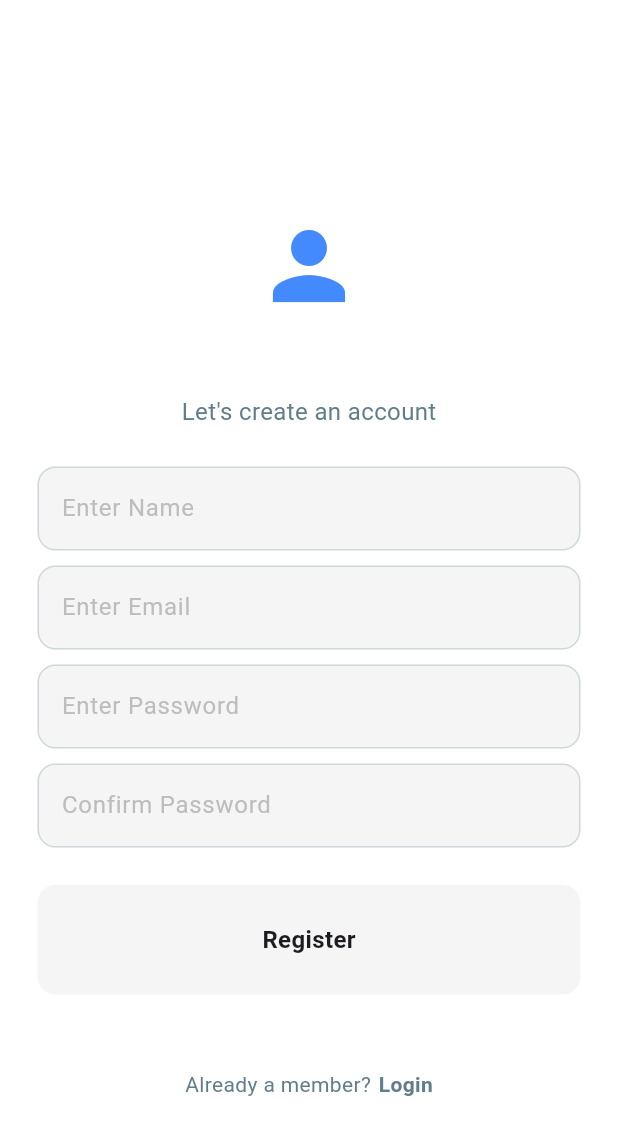
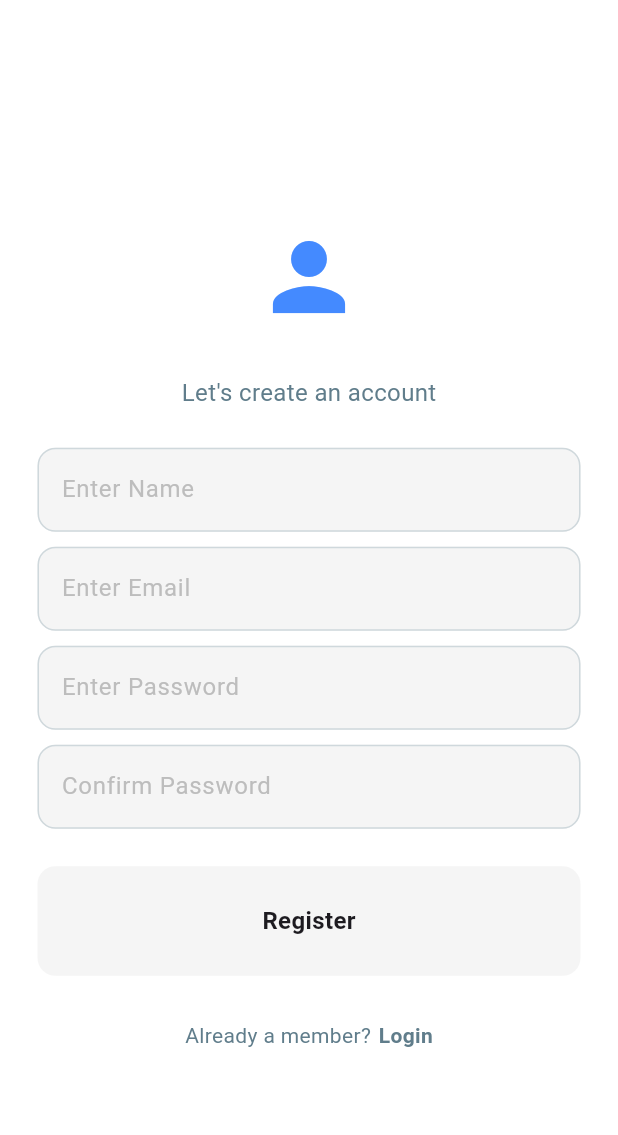
Before and after one commit to JustNap/Capstone_Kelompok4, a Flutter app: the screen it shows after launch, after a tap on "Register now", on a phone screen of 412 x 824 dp. Shown: the top 1135 px of the screen. Run offline on Flutter 3.47's test engine with Material 3 defaults, Android fonts, the phone set to English and light mode, and no system bars; our stand-ins replace cloud_firestore, firebase_auth, firebase_core; accounts and stored records are empty; network calls fail.

Commit message:
memperbaiki beberapa pada home, login dan register, menjalankan sistem forgot password pada login dan database

```diff
--- a/apk_pembukuan/lib/pages/login_page.dart
+++ b/apk_pembukuan/lib/pages/login_page.dart
@@ -3,6 +3,7 @@ import 'package:apk_pembukuan/components/my_loading_circle.dart';
 import 'package:apk_pembukuan/components/text_field.dart';
 import 'package:apk_pembukuan/pages/home_page.dart';
 import 'package:apk_pembukuan/services/auth/auth_service.dart';
+import 'package:apk_pembukuan/pages/reset_password_page.dart';
 import 'package:flutter/material.dart';
 
 class LoginPage extends StatefulWidget {
@@ -37,7 +38,7 @@ class _LoginPageState extends State<LoginPage> {
       if (mounted) {
         hideLoadingCircle(context);
         Navigator.pushReplacement(
-            context, MaterialPageRoute(builder: (context) => const Homepage()));
+            context, MaterialPageRoute(builder: (context) => Homepage()));
       }
       ;
     } catch (e) {
@@ -53,110 +54,88 @@ class _LoginPageState extends State<LoginPage> {
     }
   }
 
-  // Build UI
   @override
   Widget build(BuildContext context) {
-    // Scaffold
     return Scaffold(
       backgroundColor: Colors.white,
-
-      // Body
+      resizeToAvoidBottomInset:
+          true, // penting agar body menyesuaikan saat keyboard muncul
       body: SafeArea(
+        child: LayoutBuilder(
+          builder: (context, constraints) {
+            return SingleChildScrollView(
+              reverse: true,
+              child: ConstrainedBox(
+                constraints: BoxConstraints(minHeight: constraints.maxHeight),
+                child: IntrinsicHeight(
                   child: Padding(
-          padding: const EdgeInsets.symmetric(horizontal: 25.0),
-          child: Center(
+                    padding: EdgeInsets.fromLTRB(
+                      25,
+                      0,
+                      25,
+                      MediaQuery.of(context).viewInsets.bottom + 25,
+                    ),
                     child: Column(
                       mainAxisAlignment: MainAxisAlignment.center,
                       children: [
-                const SizedBox(
-                  height: 50,
-                ),
-
-                // Logo
-                Icon(
-                  Icons.lock_open_rounded,
-                  size: 72,
-                  color: Colors.blueAccent,
-                ),
-
-                const SizedBox(
-                  height: 50,
-                ),
-
-                // Welcome
+                        Icon(Icons.lock_open_rounded,
+                            size: 72, color: Colors.blueAccent),
+                        const SizedBox(height: 30),
                         Text(
                           "Welcome back Bos!",
-                  style: TextStyle(
-                    color: Colors.blueGrey,
-                    fontSize: 16,
+                          style:
+                              TextStyle(color: Colors.blueGrey, fontSize: 16),
                         ),
-                ),
-
-                const SizedBox(
-                  height: 25,
-                ),
-
-                // email textfield
+                        const SizedBox(height: 25),
                         MyTextField(
                           controller: emailController,
                           hintText: "Enter Email",
-                    obscureText: false),
-
-                const SizedBox(
-                  height: 10,
+                          obscureText: false,
                         ),
-
-                // password textfield
+                        const SizedBox(height: 10),
                         MyTextField(
                           controller: pwController,
                           hintText: "Enter Password",
-                    obscureText: true),
-
-                const SizedBox(
-                  height: 10,
+                          obscureText: true,
                         ),
-
-                // forgot password?
+                        const SizedBox(height: 10),
                         Align(
                           alignment: Alignment.centerRight,
-                  child: Text("Forgot password?",
+                          child: GestureDetector(
+                            onTap: () {
+                              Navigator.push(
+                                context,
+                                MaterialPageRoute(
+                                    builder: (context) =>
+                                        const ResetPasswordPage()),
+                              );
+                            },
+                            child: Text(
+                              "Forgot password?",
                               style: TextStyle(
                                 color: Colors.blueGrey.shade300,
-                          fontWeight: FontWeight.bold)),
+                                fontWeight: FontWeight.bold,
                               ),
-
-                const SizedBox(
-                  height: 25,
                             ),
-
-                // sign in button
-                MyButton(
-                  text: "Login",
-                  onTap: login,
                           ),
-
-                const SizedBox(
-                  height: 50,
                         ),
-
-                // register now
+                        const SizedBox(height: 25),
+                        MyButton(text: "Login", onTap: login),
+                        const SizedBox(height: 30),
                         Row(
                           mainAxisAlignment: MainAxisAlignment.center,
                           children: [
-                    Text(
-                      "Not a member?",
-                      style: TextStyle(color: Colors.blueGrey),
-                    ),
-                    const SizedBox(
-                      width: 5,
-                    ),
+                            Text("Not a member?",
+                                style: TextStyle(color: Colors.blueGrey)),
+                            const SizedBox(width: 5),
                             GestureDetector(
                               onTap: widget.onTap,
                               child: Text(
                                 "Register now",
                                 style: TextStyle(
                                   color: Colors.blueGrey,
-                            fontWeight: FontWeight.bold),
+                                  fontWeight: FontWeight.bold,
+                                ),
                               ),
                             ),
                           ],
@@ -167,5 +146,9 @@ class _LoginPageState extends State<LoginPage> {
                 ),
               ),
             );
+          },
+        ),
+      ),
+    );
   }
 }
--- a/apk_pembukuan/lib/pages/register_page.dart
+++ b/apk_pembukuan/lib/pages/register_page.dart
@@ -2,6 +2,7 @@ import 'package:apk_pembukuan/components/my_button.dart';
 import 'package:apk_pembukuan/components/my_loading_circle.dart';
 import 'package:apk_pembukuan/components/text_field.dart';
 import 'package:apk_pembukuan/services/auth/auth_service.dart';
+import 'package:apk_pembukuan/services/database/database_service.dart';
 import 'package:flutter/material.dart';
 
 /*
@@ -32,6 +33,7 @@ class RegisterPage extends StatefulWidget {
 class _RegisterPageState extends State<RegisterPage> {
   // access auth service
   final _auth = AuthService();
+  final _db = DatabaseService();
 
   // text controllers
   final TextEditingController nameController = TextEditingController();
@@ -53,6 +55,12 @@ class _RegisterPageState extends State<RegisterPage> {
 
         // finished loading
         if (mounted) hideLoadingCircle(context);
+
+        // once registered, create and save user profile in database
+        await _db.saveUserInfoInFirebase(
+          name: nameController.text,
+          email: emailController.text,
+        );
       }
 
       // catch any errors
@@ -92,28 +100,26 @@ class _RegisterPageState extends State<RegisterPage> {
 
       // Body
       body: SafeArea(
+        child: LayoutBuilder(
+          builder: (context, constraints) {
+            return SingleChildScrollView(
+              reverse: true,
+              child: ConstrainedBox(
+                constraints: BoxConstraints(minHeight: constraints.maxHeight),
+                child: IntrinsicHeight(
                   child: Padding(
-          padding: const EdgeInsets.symmetric(horizontal: 25.0),
-          child: Center(
+                    padding: EdgeInsets.fromLTRB(
+                      25,
+                      0,
+                      25,
+                      MediaQuery.of(context).viewInsets.bottom + 25,
+                    ),
                     child: Column(
                       mainAxisAlignment: MainAxisAlignment.center,
                       children: [
-                const SizedBox(
-                  height: 50,
-                ),
-
-                // Logo
-                Icon(
-                  Icons.person,
-                  size: 72,
-                  color: Colors.blueAccent,
-                ),
-
-                const SizedBox(
-                  height: 50,
-                ),
-
-                // pesan buat akun
+                        const SizedBox(height: 50),
+                        Icon(Icons.person, size: 72, color: Colors.blueAccent),
+                        const SizedBox(height: 30),
                         Text(
                           "Let's create an account",
                           style: TextStyle(
@@ -121,75 +127,47 @@ class _RegisterPageState extends State<RegisterPage> {
                             fontSize: 16,
                           ),
                         ),
-
-                const SizedBox(
-                  height: 25,
-                ),
-
-                // name textfield
+                        const SizedBox(height: 25),
                         MyTextField(
                           controller: nameController,
                           hintText: "Enter Name",
-                    obscureText: false),
-
-                const SizedBox(
-                  height: 10,
+                          obscureText: false,
                         ),
-                // email textfield
+                        const SizedBox(height: 10),
                         MyTextField(
                           controller: emailController,
                           hintText: "Enter Email",
-                    obscureText: false),
-
-                const SizedBox(
-                  height: 10,
+                          obscureText: false,
                         ),
-
-                // password textfield
+                        const SizedBox(height: 10),
                         MyTextField(
                           controller: pwController,
                           hintText: "Enter Password",
-                    obscureText: true),
-
-                const SizedBox(
-                  height: 10,
+                          obscureText: true,
                         ),
-
-                // confirm password textfield
+                        const SizedBox(height: 10),
                         MyTextField(
                           controller: confirmPwController,
                           hintText: "Confirm Password",
-                    obscureText: true),
-
-                const SizedBox(
-                  height: 25,
+                          obscureText: true,
                         ),
-
-                // Register button
+                        const SizedBox(height: 25),
                         MyButton(text: "Register", onTap: register),
-
-                const SizedBox(
-                  height: 50,
-                ),
-
-                // already a member? login
+                        const SizedBox(height: 30),
                         Row(
                           mainAxisAlignment: MainAxisAlignment.center,
                           children: [
-                    Text(
-                      "Already a member?",
-                      style: TextStyle(color: Colors.blueGrey),
-                    ),
-                    const SizedBox(
-                      width: 5,
-                    ),
+                            Text("Already a member?",
+                                style: TextStyle(color: Colors.blueGrey)),
+                            const SizedBox(width: 5),
                             GestureDetector(
                               onTap: widget.onTap,
                               child: Text(
                                 "Login",
                                 style: TextStyle(
                                   color: Colors.blueGrey,
-                            fontWeight: FontWeight.bold),
+                                  fontWeight: FontWeight.bold,
+                                ),
                               ),
                             ),
                           ],
@@ -200,5 +178,9 @@ class _RegisterPageState extends State<RegisterPage> {
                 ),
               ),
             );
+          },
+        ),
+      ),
+    );
   }
 }
```
Also changed, not shown: apk_pembukuan/lib/pages/home_page.dart (+38 -29 lines), apk_pembukuan/lib/pages/reset_password_page.dart (added, +79 -0 lines), apk_pembukuan/lib/services/auth/auth_service.dart (+9 -0 lines), apk_pembukuan/lib/services/database/database_service.dart (+40 -0 lines). Lines whose indentation alone changed are shown as unchanged.
